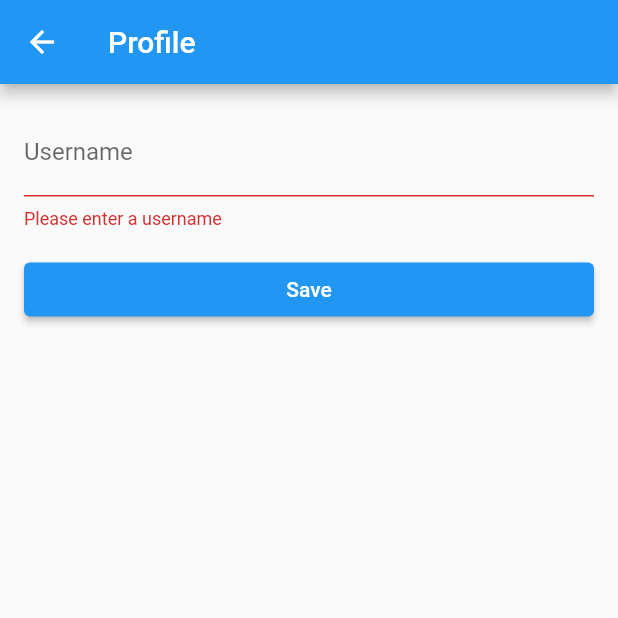
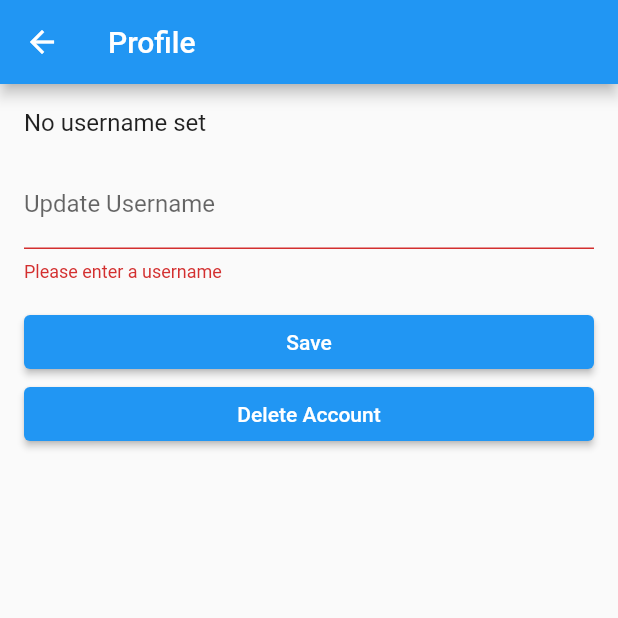
Before and after one commit to rogerliu37/moodmap, a Flutter app: the ProfilePage screen opened by its route, after a tap on "Save", on a phone screen of 412 x 824 dp, the top half of it. Run offline on Flutter 3.47's test engine with Material 2 defaults, Android fonts, the phone set to English and light mode, and no system bars; our stand-ins replace cloud_firestore, firebase_auth, firebase_core, google_maps_flutter; accounts and stored records are empty.

Commit message:
added delete account functionality

```diff
--- a/lib/ProfilePage.dart
+++ b/lib/ProfilePage.dart
@@ -1,30 +1,58 @@
 import 'package:flutter/material.dart';
 import 'package:cloud_firestore/cloud_firestore.dart';
-
 import 'AuthService.dart';
 import 'UserModel.dart';
-
 class ProfilePage extends StatefulWidget {
   @override
   _ProfilePageState createState() => _ProfilePageState();
 }
-
 class _ProfilePageState extends State<ProfilePage> {
   final _formKey = GlobalKey<FormState>();
   final _usernameController = TextEditingController();
-
   AuthService _authService = AuthService();
   UserModel? _user;
 
   @override
+  void dispose() {
+    _usernameController.dispose();
+    super.dispose();
+    print('ProfilePage: dispose() called');
+  }
+
+  @override
+  void didChangeDependencies() {
+    super.didChangeDependencies();
+    print('ProfilePage: didChangeDependencies() called');
+  }
+
+  @override
   void initState() {
+    print('ProfilePage: initState called');
     super.initState();
+    _fetchUserData();
+  }
+
+  Future<void> _fetchUserData() async {
     _user = _authService.getCurrentUser();
+    if (_user != null) {
+      DocumentSnapshot doc = await FirebaseFirestore.instance
+          .collection('users')
+          .doc(_user!.id)
+          .get();
+      setState(() {
+        _user = UserModel(
+            id: _user!.id,
+            email: _user!.email,
+            username: doc['username'] ?? '',
+            password: "");
         _usernameController.text = _user!.username;
+      });
+    }
   }
 
   @override
   Widget build(BuildContext context) {
+    print('ProfilePage: build() called');
     return Scaffold(
       appBar: AppBar(
         title: Text("Profile"),
@@ -40,10 +68,17 @@ class _ProfilePageState extends State<ProfilePage> {
           child: Column(
             crossAxisAlignment: CrossAxisAlignment.stretch,
             children: [
+              Text(
+                _user?.username != null && _user!.username.isNotEmpty
+                    ? 'Current username: ${_user!.username}'
+                    : 'No username set',
+                style: TextStyle(fontSize: 16),
+              ),
+              SizedBox(height: 16.0),
               TextFormField(
                 controller: _usernameController,
                 decoration: InputDecoration(
-                  labelText: "Username",
+                  labelText: "Update Username",
                 ),
                 validator: (value) {
                   if (value == null || value.isEmpty) {
@@ -53,14 +88,15 @@ class _ProfilePageState extends State<ProfilePage> {
                 },
               ),
               SizedBox(height: 16.0),
-              ElevatedButton(
+              ElevatedButton( // Save Username
                 onPressed: () async {
                   if (_formKey.currentState!.validate()) {
-                    // Update the user's username in Firestore
+                    // Update the user's username in Firestore or create a new document
                     await FirebaseFirestore.instance
-                        .collection('users')
+                        .collection('_user')
                         .doc(_user!.id)
-                        .update({'username': _usernameController.text});
+                        .set({'username': _usernameController.text},
+                          SetOptions(merge: true));
 
                   setState(() {
                     _user = UserModel(
@@ -69,12 +105,24 @@ class _ProfilePageState extends State<ProfilePage> {
                     username: _usernameController.text,
                     password: "");
                     });
-
                   ScaffoldMessenger.of(context).showSnackBar(
                   SnackBar(content: Text("Profile updated")));
                 }
                 },
                 child: Text("Save"),
+              ),
+              ElevatedButton( //Delete Account Button
+                onPressed: () async {
+                  await FirebaseFirestore.instance
+                      .collection('users')
+                      .doc(_user!.id)
+                      .delete()
+                      .then(
+                        (doc) => print("Profile deleted"),
+                        onError: (e) => print("Error updating document $e"),
+                  );
+                },
+                child: Text("Delete Account"),
               ),
             ],
           ),
```
Also changed, not shown: lib/MoodPage.dart (added, +103 -0 lines), lib/AddMoodPage.dart (added). Lines whose indentation alone changed are shown as unchanged.
